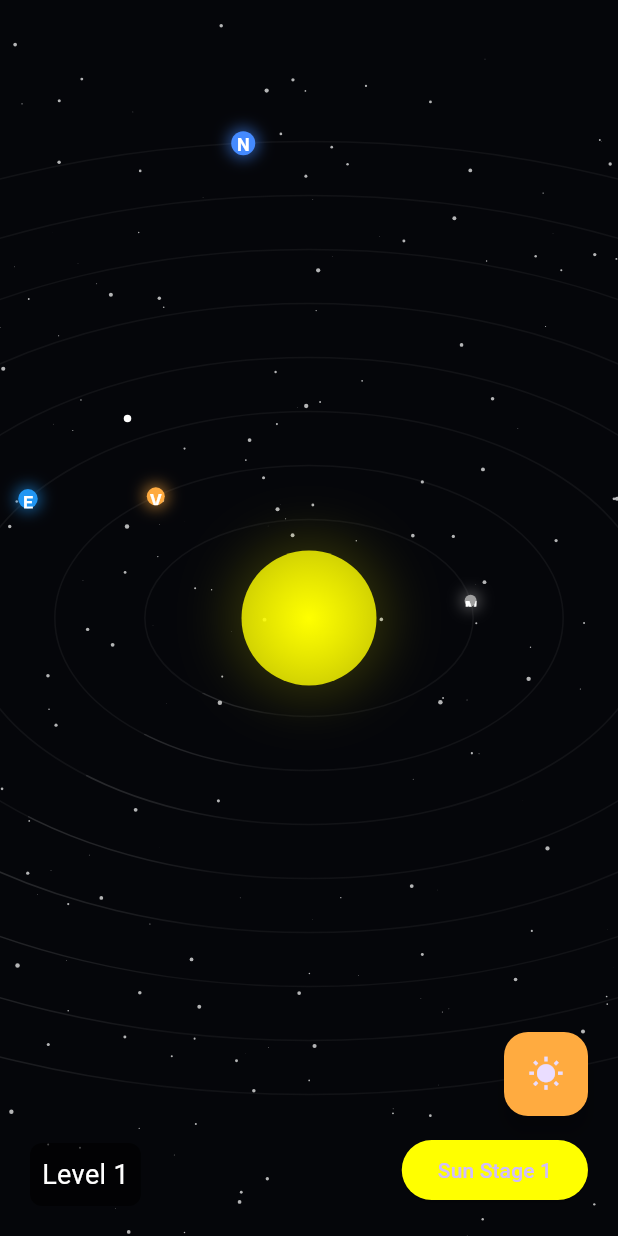
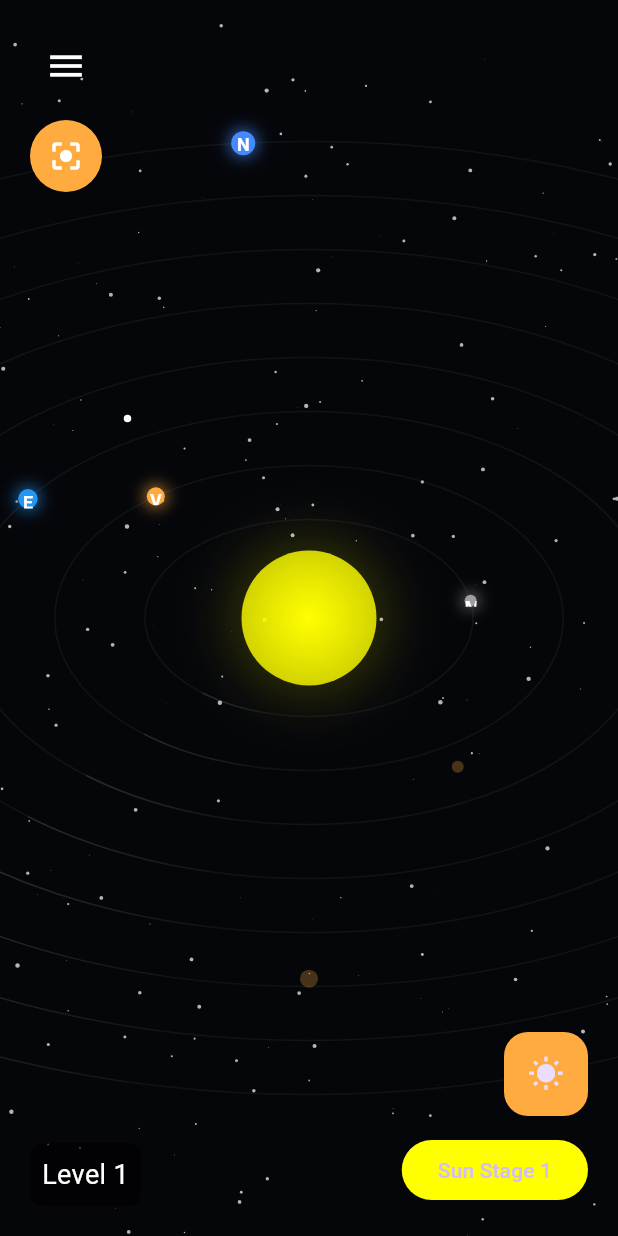
Before and after one commit to vedantshenvi1410/NASA_HACAKATHON, a Flutter app: the screen it shows after launch, after a tap on the "wb sunny" icon, on a phone screen of 412 x 824 dp. Run offline on Flutter 3.47's test engine with Material 3 defaults, Android fonts, the phone set to English and light mode, and no system bars; our stand-ins replace audioplayers, flutter_dotenv, vibration; network calls fail.

Commit message:
Your update message here

```diff
--- a/lib/components/navbar.dart
+++ b/lib/components/navbar.dart
@@ -13,43 +13,47 @@
 
   @override
   Widget build(BuildContext context) {
-    return Container(
-      padding: const EdgeInsets.symmetric(horizontal: 12, vertical: 6),
-      decoration: BoxDecoration(
-        color: Colors.black.withOpacity(0.4),
-        borderRadius: BorderRadius.circular(12),
-      ),
-      child: Row(
+    return SafeArea(
+      child: Column(
+        mainAxisSize: MainAxisSize.min,
+        crossAxisAlignment: CrossAxisAlignment.start,
         children: [
-          Expanded(
-            child: DropdownButton<Planet>(
-              dropdownColor: Colors.black87,
-              value: null,
-              hint: const Text(
-                "Select Planet",
-                style: TextStyle(color: Colors.white),
-              ),
-              iconEnabledColor: Colors.white,
-              items: planets
+          // Hamburger menu for planet selection
+          PopupMenuButton<Planet>(
+            icon: const Icon(Icons.menu, color: Colors.white, size: 28),
+            color: Colors.black87,
+            onSelected: (planet) => onPlanetSelected(planet),
+            itemBuilder: (context) {
+              return planets
                   .where((p) => p.name != "Sun")
-                  .map((planet) => DropdownMenuItem<Planet>(
+                  .map(
+                    (planet) => PopupMenuItem<Planet>(
                       value: planet,
                       child: Text(
                         planet.name,
                         style: const TextStyle(color: Colors.white),
                       ),
-                      ))
-                  .toList(),
-              onChanged: (planet) {
-                if (planet != null) onPlanetSelected(planet);
+                    ),
+                  )
+                  .toList();
             },
           ),
+
+          const SizedBox(height: 12),
+
+          // Circular center button
+          Material(
+            color: Colors.orangeAccent,
+            shape: const CircleBorder(),
+            child: InkWell(
+              customBorder: const CircleBorder(),
+              onTap: onCenterView,
+              child: const Padding(
+                padding: EdgeInsets.all(12),
+                child: Icon(Icons.center_focus_strong, color: Colors.white),
               ),
-          const SizedBox(width: 12),
-          ElevatedButton(
-            onPressed: onCenterView,
-            child: const Text("Center"),
-          )
+            ),
+          ),
         ],
       ),
     );
--- a/lib/widgets/solar_flare_widget.dart
+++ b/lib/widgets/solar_flare_widget.dart
@@ -5,14 +5,12 @@
 class SolarFlareWidget extends StatefulWidget {
   final double zoom;
   final List<Planet> planets;
-  final Offset cameraOffset;
   final double sunRadius;
 
   const SolarFlareWidget({
     super.key,
     required this.zoom,
     required this.planets,
-    required this.cameraOffset,
     required this.sunRadius,
   });
 
@@ -25,18 +23,28 @@
   late AnimationController _controller;
   final Map<String, bool> _planetHit = {};
 
-  double _maxOrbitDistance() {
-    double maxDistance = 0;
+  @override
+  void initState() {
+    super.initState();
+    _controller = AnimationController(
+      vsync: this,
+      duration: const Duration(seconds: 3),
+    )..repeat(); // continuous pulse
+
+    // Initialize hit state for each planet
     for (var p in widget.planets) {
-      if (p.name == "Sun") continue;
-      final distance = _orbitRadiusFor(p);
-      if (distance > maxDistance) maxDistance = distance;
+      _planetHit[p.name] = false;
     }
-    return maxDistance + 150; // extra space
+  }
+
+  @override
+  void dispose() {
+    _controller.dispose();
+    super.dispose();
   }
 
   double _orbitRadiusFor(Planet p) {
-    // same scaling as SolarSystemView
+    // Scaling same as SolarSystemView
     const double distanceScale = 4.0;
     double extraSpacing;
     switch (p.positionFromSun) {
@@ -70,23 +78,14 @@
     return (p.distanceFromSun * distanceScale * 0.001 + extraSpacing) * widget.zoom;
   }
 
-  @override
-  void initState() {
-    super.initState();
-    _controller = AnimationController(
-      vsync: this,
-      duration: const Duration(seconds: 3),
-    )..repeat(); // continuous pulse
-
+  double _maxOrbitDistance() {
+    double maxDistance = 0;
     for (var p in widget.planets) {
-      _planetHit[p.name] = false;
+      if (p.name == "Sun") continue;
+      final distance = _orbitRadiusFor(p);
+      if (distance > maxDistance) maxDistance = distance;
     }
-  }
-
-  @override
-  void dispose() {
-    _controller.dispose();
-    super.dispose();
+    return maxDistance + 150; // extra space
   }
 
   @override
@@ -94,16 +93,14 @@
     final screenWidth = MediaQuery.of(context).size.width;
     final screenHeight = MediaQuery.of(context).size.height;
 
-    // Sun center
-    final centerX = screenWidth / 2 + widget.cameraOffset.dx;
-    final centerY = screenHeight / 2 + widget.cameraOffset.dy;
-
+    // Fixed sun center (no camera offset)
+    final sunCenter = Offset(screenWidth / 2, screenHeight / 2);
     final maxDistance = _maxOrbitDistance();
 
     return AnimatedBuilder(
       animation: _controller,
       builder: (_, __) {
-        final radius = _controller.value * maxDistance;
+        final flareRadius = _controller.value * maxDistance;
         final opacity = (1 - _controller.value).clamp(0.0, 1.0);
 
         List<Widget> planetEffects = [];
@@ -113,18 +110,18 @@
 
           final orbitRadius = _orbitRadiusFor(planet);
 
-          // Check if planet is hit by the flare
-          final distanceDiff = (radius - orbitRadius).abs();
+          // Determine if planet is hit by flare
+          final distanceDiff = (flareRadius - orbitRadius).abs();
           _planetHit[planet.name] = distanceDiff < 12.0;
 
-          // vibration magnitude based on proximity and orbit distance
-          final shake = _planetHit[planet.name]! ? 6.0 * (1 / planet.positionFromSun) : 0.0;
-          final angle = planet.positionFromSun * pi / 4; // fixed angle based on orbit
-          final dx = cos(angle) * shake;
-          final dy = sin(angle) * shake;
+          final shakeMagnitude =
+              _planetHit[planet.name]! ? 6.0 * (1 / planet.positionFromSun) : 0.0;
+          final angle = planet.positionFromSun * pi / 4; // fixed orbit angle
+          final dx = cos(angle) * shakeMagnitude;
+          final dy = sin(angle) * shakeMagnitude;
 
-          final planetX = centerX + cos(angle) * orbitRadius + dx;
-          final planetY = centerY + sin(angle) * orbitRadius + dy;
+          final planetX = sunCenter.dx + cos(angle) * orbitRadius + dx;
+          final planetY = sunCenter.dy + sin(angle) * orbitRadius + dy;
 
           planetEffects.add(
             Positioned(
@@ -145,13 +142,13 @@
 
         return Stack(
           children: [
-            // Expanding flare ring
+            // Expanding flare ring from sun
             Positioned(
-              left: centerX - radius,
-              top: centerY - radius,
+              left: sunCenter.dx - flareRadius,
+              top: sunCenter.dy - flareRadius,
               child: Container(
-                width: radius * 2,
-                height: radius * 2,
+                width: flareRadius * 2,
+                height: flareRadius * 2,
                 decoration: BoxDecoration(
                   shape: BoxShape.circle,
                   border: Border.all(
```
Also changed, not shown: lib/screens/solar_system_view.dart (+19 -141 lines). Lines whose indentation alone changed are shown as unchanged.
